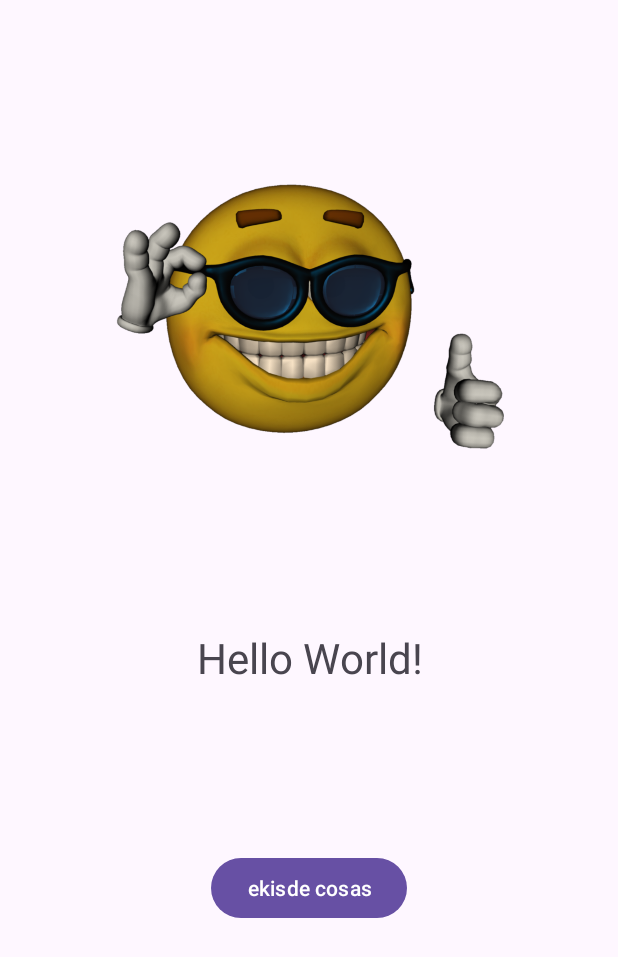
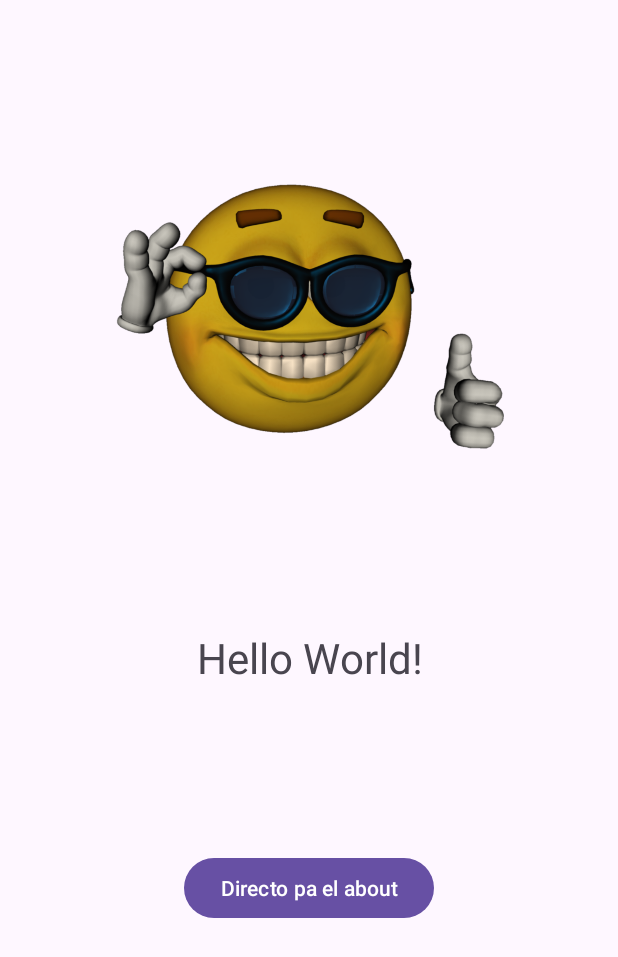
Before and after one commit to fantasmarobapan/bopit, an Android app: the layout activity_main.xml on its own in the app's theme, with its tools: preview values and no code run, on a phone screen of 412 x 824 dp. Shown: the top 957 px of the screen. Run offline under Robolectric (Android 15) with nearby library versions, the phone set to English and light mode, and no system bars.

Commit message:
Ahora con cosa mover

```diff
--- a/app/src/main/res/layout/activity_main.xml
+++ b/app/src/main/res/layout/activity_main.xml
@@ -13,22 +13,21 @@
         android:scaleX="2"
         android:scaleY="2"
         android:text="Hello World!"
-        app:layout_constraintBottom_toTopOf="@+id/button"
+        app:layout_constraintBottom_toTopOf="@+id/aboutbutton"
         app:layout_constraintEnd_toEndOf="parent"
         app:layout_constraintStart_toStartOf="parent"
         app:layout_constraintTop_toTopOf="parent"
         app:layout_constraintVertical_bias="0.78" />
 
     <Button
-        android:id="@+id/button"
+        android:id="@+id/aboutbutton"
         android:layout_width="wrap_content"
         android:layout_height="wrap_content"
         android:layout_marginBottom="208dp"
-        android:text="Button1"
+        android:text="@string/app_button1"
         app:layout_constraintBottom_toBottomOf="parent"
         app:layout_constraintEnd_toEndOf="parent"
-        app:layout_constraintStart_toStartOf="parent"
-        tools:text="ekisde cosas" />
+        app:layout_constraintStart_toStartOf="parent" />
 
     <ImageView
         android:id="@+id/imageView"
--- a/app/src/main/res/values/image1_background.xml
+++ /dev/null
@@ -1,4 +0,0 @@
-<?xml version="1.0" encoding="utf-8"?>
-<resources>
-    <color name="image1_background">#FFFFFF</color>
-</resources>
--- a/app/src/main/res/values/strings.xml
+++ b/app/src/main/res/values/strings.xml
@@ -1,3 +1,5 @@
 <resources>
     <string name="app_name">bop it</string>
+    <string name="app_descripcion">testeo de comando/linea de codigo</string>
+    <string name="app_button1">Directo pa el about</string>
 </resources>
```
Also changed, not shown: app/src/main/java/cl/afernandez/bopit/MainActivity.kt (+15 -1 lines), app/src/main/res/layout/activity_about.xml (+22 -0 lines).
